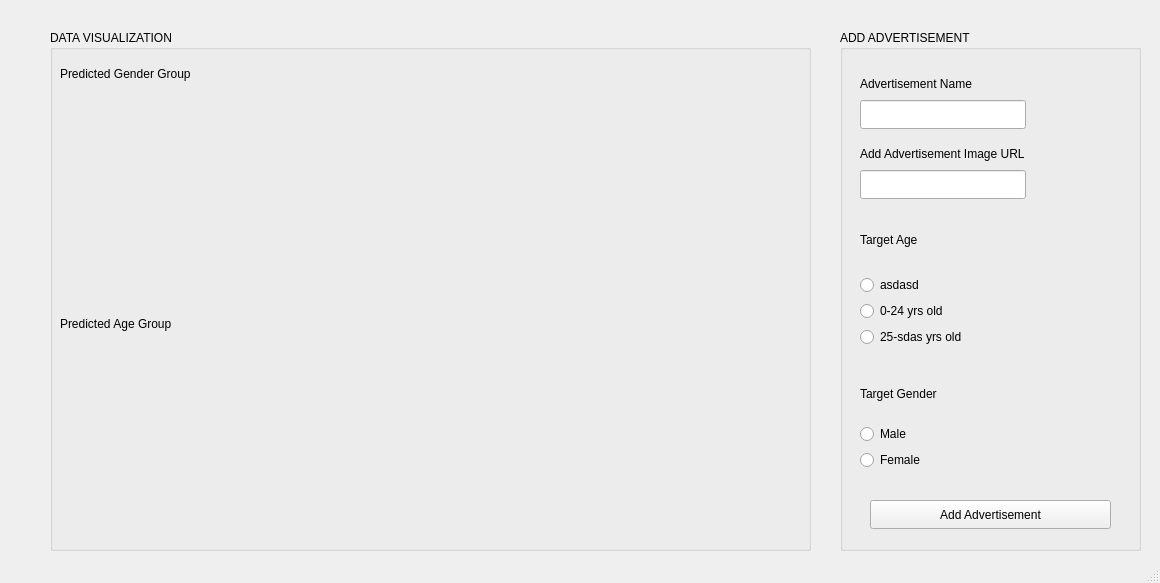
The window that Ad/mainwindow.ui (jamesc2000/INTcognito-Advertising) describes before a commit, drawn with Qt 5.
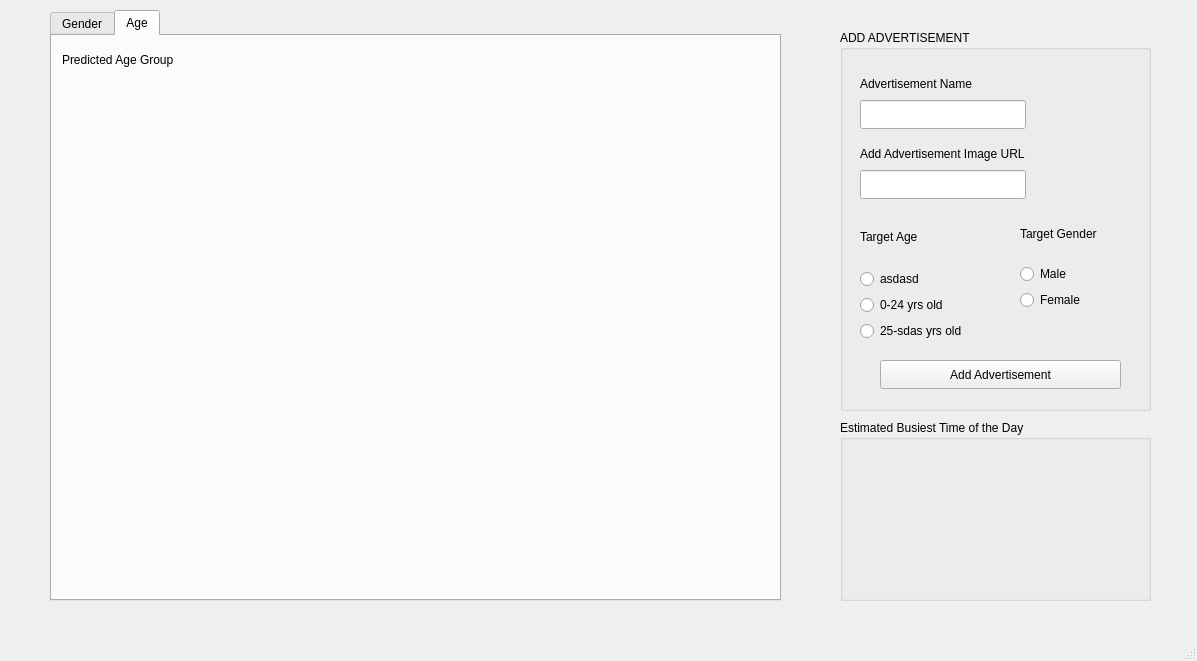
The same window after the commit. The open tabs and pages were chosen to show the change.

```diff
--- a/Ad/mainwindow.ui
+++ b/Ad/mainwindow.ui
@@ -6,8 +6,8 @@
    <rect>
     <x>0</x>
     <y>0</y>
-    <width>1160</width>
-    <height>583</height>
+    <width>1197</width>
+    <height>661</height>
    </rect>
   </property>
   <property name="windowTitle">
@@ -19,8 +19,8 @@
      <rect>
       <x>840</x>
       <y>30</y>
-      <width>301</width>
-      <height>521</height>
+      <width>311</width>
+      <height>381</height>
      </rect>
     </property>
     <property name="title">
@@ -65,8 +65,8 @@
     <widget class="QWidget" name="verticalLayoutWidget">
      <property name="geometry">
       <rect>
-       <x>20</x>
-       <y>340</y>
+       <x>180</x>
+       <y>180</y>
        <width>111</width>
        <height>100</height>
       </rect>
@@ -100,8 +100,8 @@
       <rect>
        <x>20</x>
        <y>180</y>
-       <width>150</width>
-       <height>137</height>
+       <width>151</width>
+       <height>131</height>
       </rect>
      </property>
      <layout class="QVBoxLayout" name="verticalLayout">
@@ -138,8 +138,8 @@
     <widget class="QPushButton" name="pushButton">
      <property name="geometry">
       <rect>
-       <x>30</x>
-       <y>470</y>
+       <x>40</x>
+       <y>330</y>
        <width>241</width>
        <height>29</height>
       </rect>
@@ -165,15 +165,32 @@
    <widget class="QGroupBox" name="groupBox_2">
     <property name="geometry">
      <rect>
-      <x>50</x>
-      <y>30</y>
-      <width>761</width>
-      <height>521</height>
+      <x>840</x>
+      <y>420</y>
+      <width>311</width>
+      <height>181</height>
      </rect>
     </property>
     <property name="title">
-     <string>DATA VISUALIZATION</string>
+     <string>Estimated Busiest Time of the Day</string>
     </property>
+   </widget>
+   <widget class="QTabWidget" name="Predictor">
+    <property name="geometry">
+     <rect>
+      <x>50</x>
+      <y>10</y>
+      <width>731</width>
+      <height>591</height>
+     </rect>
+    </property>
+    <property name="currentIndex">
+     <number>0</number>
+    </property>
+    <widget class="QWidget" name="tab">
+     <attribute name="title">
+      <string>Gender</string>
+     </attribute>
     <widget class="QFrame" name="horizontalFrame">
      <property name="geometry">
       <rect>
@@ -185,22 +202,11 @@
      </property>
      <layout class="QHBoxLayout" name="horizontalLayout"/>
     </widget>
-    <widget class="QFrame" name="horizontalFrame_2">
-     <property name="geometry">
-      <rect>
-       <x>50</x>
-       <y>310</y>
-       <width>661</width>
-       <height>201</height>
-      </rect>
-     </property>
-     <layout class="QHBoxLayout" name="horizontalLayout_2"/>
-    </widget>
     <widget class="QLabel" name="label_5">
      <property name="geometry">
       <rect>
        <x>10</x>
-       <y>30</y>
+        <y>10</y>
        <width>211</width>
        <height>28</height>
       </rect>
@@ -209,11 +215,16 @@
       <string>Predicted Gender Group</string>
      </property>
     </widget>
+    </widget>
+    <widget class="QWidget" name="tab_2">
+     <attribute name="title">
+      <string>Age</string>
+     </attribute>
     <widget class="QLabel" name="label_6">
      <property name="geometry">
       <rect>
        <x>10</x>
-       <y>280</y>
+        <y>10</y>
        <width>211</width>
        <height>28</height>
       </rect>
@@ -221,6 +232,18 @@
      <property name="text">
       <string>Predicted Age Group</string>
      </property>
+     </widget>
+     <widget class="QFrame" name="horizontalFrame_2">
+      <property name="geometry">
+       <rect>
+        <x>10</x>
+        <y>40</y>
+        <width>701</width>
+        <height>451</height>
+       </rect>
+      </property>
+      <layout class="QHBoxLayout" name="horizontalLayout_2"/>
+     </widget>
     </widget>
    </widget>
   </widget>
```
Left out of the diff: 10 changed lines with no effect on the pictures. Lines whose indentation alone changed are shown as unchanged.
